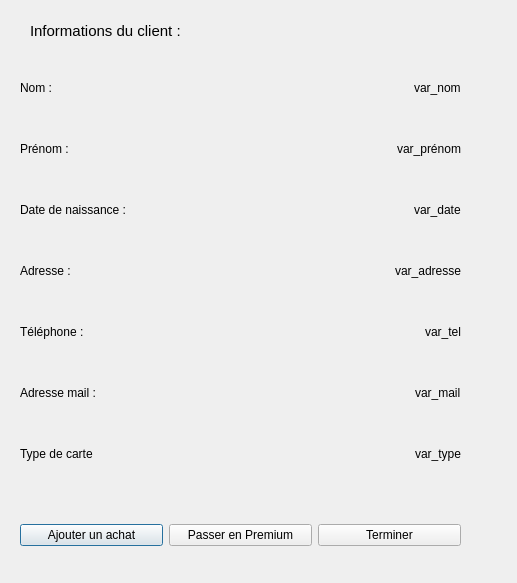
luluma21/fidelity, file modify.ui: the form before one commit.
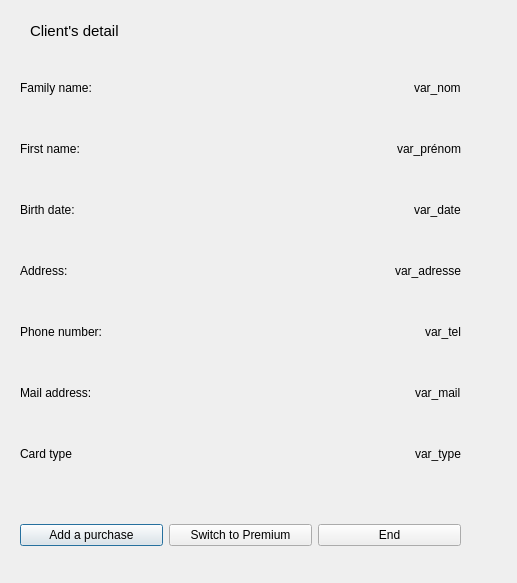
The form after the commit.

Commit message: Traduction de l'UI

```diff
--- a/modify.ui
+++ b/modify.ui
@@ -28,7 +28,7 @@
       <item>
        <widget class="QLabel" name="label">
         <property name="text">
-         <string>Nom :</string>
+         <string>Family name:</string>
         </property>
        </widget>
       </item>
@@ -59,7 +59,7 @@
       <item>
        <widget class="QLabel" name="label_2">
         <property name="text">
-         <string>Prénom :</string>
+         <string>First name:</string>
         </property>
        </widget>
       </item>
@@ -90,7 +90,7 @@
       <item>
        <widget class="QLabel" name="label_4">
         <property name="text">
-         <string>Date de naissance :</string>
+         <string>Birth date:</string>
         </property>
        </widget>
       </item>
@@ -121,7 +121,7 @@
       <item>
        <widget class="QLabel" name="label_3">
         <property name="text">
-         <string>Adresse :</string>
+         <string>Address:</string>
         </property>
        </widget>
       </item>
@@ -152,7 +152,7 @@
       <item>
        <widget class="QLabel" name="label_5">
         <property name="text">
-         <string>Téléphone :</string>
+         <string>Phone number:</string>
         </property>
        </widget>
       </item>
@@ -183,7 +183,7 @@
       <item>
        <widget class="QLabel" name="label_7">
         <property name="text">
-         <string>Adresse mail :</string>
+         <string>Mail address:</string>
         </property>
        </widget>
       </item>
@@ -214,7 +214,7 @@
       <item>
        <widget class="QLabel" name="label_6">
         <property name="text">
-         <string>Type de carte</string>
+         <string>Card type</string>
         </property>
        </widget>
       </item>
@@ -255,21 +255,21 @@
     <item>
      <widget class="QPushButton" name="add_button">
       <property name="text">
-       <string>Ajouter un achat</string>
+       <string>Add a purchase</string>
       </property>
      </widget>
     </item>
     <item>
      <widget class="QPushButton" name="premium_button">
       <property name="text">
-       <string>Passer en Premium</string>
+       <string>Switch to Premium</string>
       </property>
      </widget>
     </item>
     <item>
      <widget class="QPushButton" name="end_button">
       <property name="text">
-       <string>Terminer</string>
+       <string>End</string>
       </property>
      </widget>
     </item>
@@ -290,7 +290,7 @@
     </font>
    </property>
    <property name="text">
-    <string>Informations du client :</string>
+    <string>Client's detail</string>
    </property>
   </widget>
  </widget>
```
The commit also changes 3 other files.
